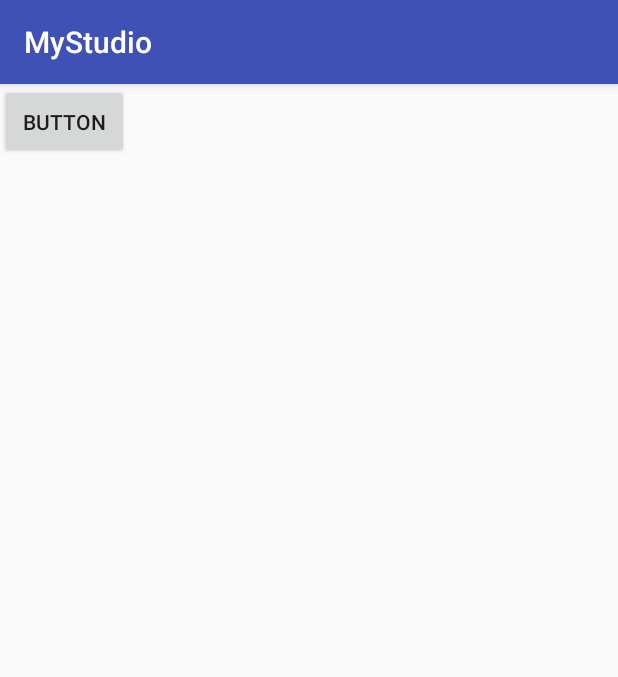
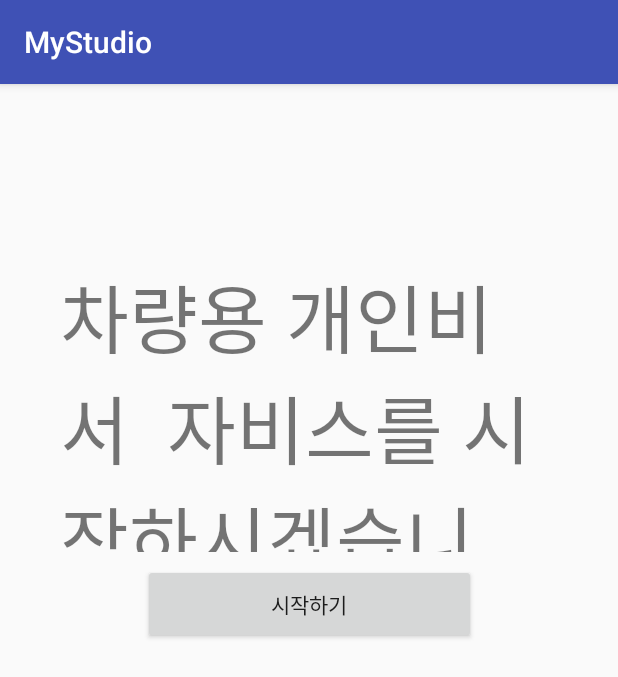
Before and after one commit to ParkJongsoon/Car_Cat, an Android app: the screen it shows after launch (StartActivity), on a phone screen of 412 x 824 dp. Shown: the top 677 px of the screen. Run offline under Robolectric (Android 15) with nearby library versions, the phone set to English and light mode, and no system bars.

Commit message:
Bluetooth 활성화 추가 StartActivity추가 블루투스 검색기능 추가 선택한 기기에 접속 추가
버튼 xml추가
버튼 스타일 변경

```diff
--- a/app/src/main/res/layout/activity_start.xml
+++ b/app/src/main/res/layout/activity_start.xml
@@ -7,11 +7,31 @@
     android:layout_height="match_parent"
     tools:context="material.kcci.mystudio.StartActivity">
 
+    <TextView
+        android:id="@+id/textView8"
+        android:textSize="50dp"
+        android:layout_width="334dp"
+        android:layout_height="194dp"
+        android:layout_marginLeft="8dp"
+        android:layout_marginRight="8dp"
+        android:layout_marginTop="118dp"
+        android:text="차량용 개인비서  자비스를 시작하시겠습니까?"
+        app:layout_constraintHorizontal_bias="0.512"
+        app:layout_constraintLeft_toLeftOf="parent"
+        app:layout_constraintRight_toRightOf="parent"
+        app:layout_constraintTop_toTopOf="parent"
+        tools:layout_editor_absoluteY="113dp"/>
+
     <Button
         android:id="@+id/startbtn"
-        android:layout_width="86dp"
-        android:layout_height="50dp"
-        android:text="Button"
-        tools:layout_editor_absoluteY="-2dp"
-        tools:layout_editor_absoluteX="0dp"/>
+        android:layout_width="222dp"
+        android:layout_height="53dp"
+        android:layout_marginLeft="8dp"
+        android:layout_marginRight="8dp"
+        android:layout_marginTop="8dp"
+        android:text="시작하기"
+
+        app:layout_constraintLeft_toLeftOf="parent"
+        app:layout_constraintRight_toRightOf="parent"
+        app:layout_constraintTop_toBottomOf="@+id/textView8"/>
 </android.support.constraint.ConstraintLayout>
```
Also changed, not shown: app/src/main/res/layout/activity_main.xml (+15 -5 lines), app/src/main/res/layout/fragment_fragment1.xml (+13 -7 lines), app/src/main/res/layout/fragment_fragment2.xml (+7 -2 lines).
